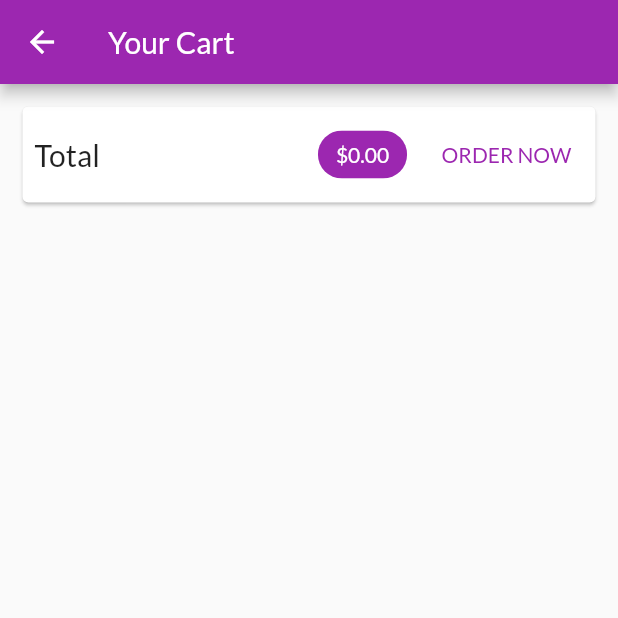
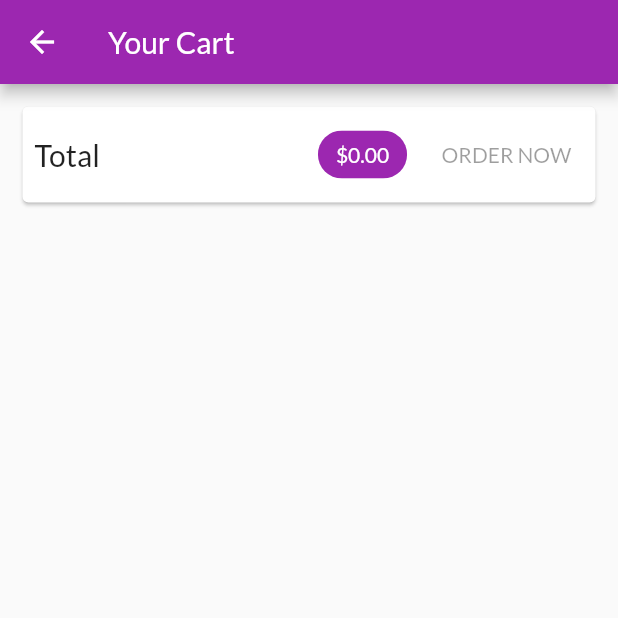
Before and after one commit to venkateswarlugupta31/E-Commerce, a Flutter app: the CartScreen screen opened by its route, on a phone screen of 412 x 824 dp, the top half of it. Run offline on Flutter 3.47's test engine with Material 2 defaults, Android fonts, the phone set to English and light mode, and no system bars; network calls fail.

```diff
--- a/lib/providers/products.dart
+++ b/lib/providers/products.dart
@@ -73,6 +73,7 @@ class Products with ChangeNotifier {
     try {
       final response = await http.get(url);
       final extractedData = json.decode(response.body);
+      if (extractedData == null) return;
       final List<Product> loadedProducts = [];
       extractedData.forEach((prodId, prodData) {
         loadedProducts.add(Product(
--- a/lib/screens/cart_screen.dart
+++ b/lib/screens/cart_screen.dart
@@ -5,8 +5,22 @@ import 'package:shop/providers/cart.dart' show Cart;
 import 'package:shop/providers/orders.dart';
 import 'package:shop/widgets/cart_item.dart' as ci;
 
-class CartScreen extends StatelessWidget {
+class CartScreen extends StatefulWidget {
   static const routeName = '/cart';
+
+  @override
+  _CartScreenState createState() => _CartScreenState();
+}
+
+class _CartScreenState extends State<CartScreen> {
+  @override
+  void initState() {
+    Future.delayed(Duration.zero).then((_) {
+      Provider.of<Orders>(context, listen: false).fetchAndSetOrders();
+    });
+    super.initState();
+  }
+
   @override
   Widget build(BuildContext context) {
     final cart = Provider.of<Cart>(context);
@@ -41,16 +55,7 @@ class CartScreen extends StatelessWidget {
                   SizedBox(
                     width: 15,
                   ),
-                  TextButton(
-                    onPressed: () => {
-                      Provider.of<Orders>(context, listen: false).addOrder(
-                        cart.items.values.toList(),
-                        cart.totalAmount,
-                      ),
-                      cart.clear(),
-                    },
-                    child: Text('ORDER NOW'),
-                  ),
+                  OrderButton(cart: cart),
                 ],
               ),
             ),
@@ -77,3 +82,40 @@ class CartScreen extends StatelessWidget {
     );
   }
 }
+
+class OrderButton extends StatefulWidget {
+  const OrderButton({
+    Key key,
+    @required this.cart,
+  }) : super(key: key);
+
+  final Cart cart;
+
+  @override
+  _OrderButtonState createState() => _OrderButtonState();
+}
+
+class _OrderButtonState extends State<OrderButton> {
+  var _isLoading = false;
+  @override
+  Widget build(BuildContext context) {
+    return TextButton(
+      onPressed: (widget.cart.totalAmount <= 0 || _isLoading)
+          ? null
+          : () async {
+              setState(() {
+                _isLoading = true;
+              });
+              await Provider.of<Orders>(context, listen: false).addOrder(
+                widget.cart.items.values.toList(),
+                widget.cart.totalAmount,
+              );
+              setState(() {
+                _isLoading = false;
+              });
+              widget.cart.clear();
+            },
+      child: _isLoading ? CircularProgressIndicator() : Text('ORDER NOW'),
+    );
+  }
+}
```
Also changed, not shown: lib/providers/orders.dart (+61 -3 lines), lib/screens/orders_screen.dart (+24 -4 lines).
